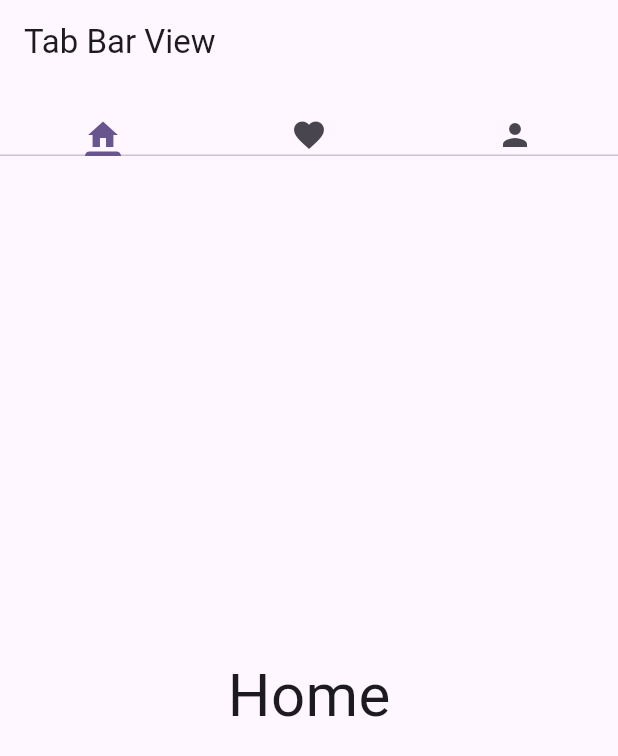
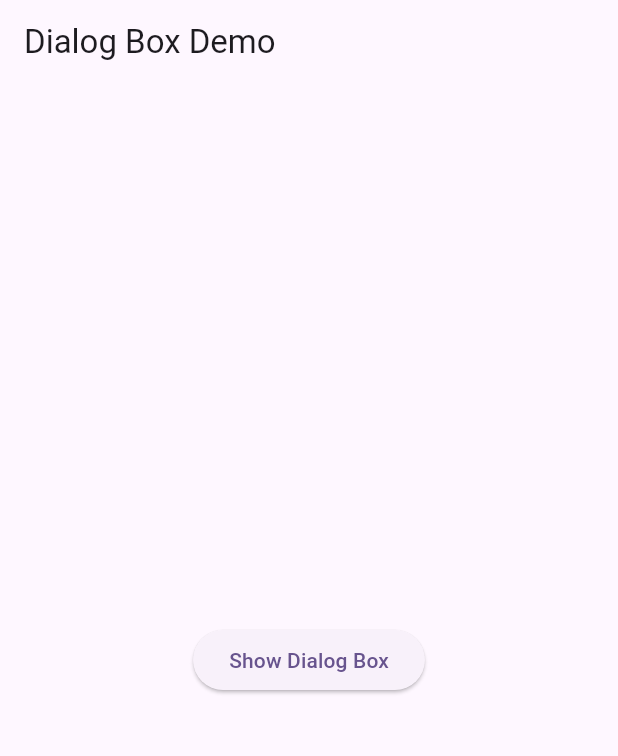
Before and after one commit to MuhammadAliKust/Danial-Project-V1, a Flutter app: the screen it shows after launch, on a phone screen of 412 x 824 dp. Shown: the top 756 px of the screen. Run offline on Flutter 3.47's test engine with Material 3 defaults, Android fonts, the phone set to English and light mode, and no system bars.

Commit message:
Dialog Box Done

```diff
--- /dev/null
+++ b/lib/dialog_box.dart
@@ -0,0 +1,34 @@
+import 'package:flutter/material.dart';
+
+class DialogBoxDemo extends StatelessWidget {
+  const DialogBoxDemo({super.key});
+
+  @override
+  Widget build(BuildContext context) {
+    return Scaffold(
+      appBar: AppBar(
+        title: Text("Dialog Box Demo"),
+      ),
+      body: Center(
+        child: ElevatedButton(
+            onPressed: () {
+              showDialog(
+                  barrierDismissible: false,
+                  context: context, builder: (context) {
+                return AlertDialog(
+                  title: Text("Message"),
+                  content: Text("Do you really want to delete this item?"),
+                  actions: [
+                    TextButton(onPressed: (){}, child: Text("Yes")),
+                    TextButton(onPressed: (){
+                      Navigator.pop(context);
+                    }, child: Text("No")),
+                  ],
+                );
+              });
+            },
+            child: Text("Show Dialog Box")),
+      ),
+    );
+  }
+}
--- a/lib/main.dart
+++ b/lib/main.dart
@@ -1,6 +1,8 @@
 import 'package:danial_project/bottom_bar.dart';
 import 'package:danial_project/tabbar.dart';
 import 'package:flutter/material.dart';
+
+import 'dialog_box.dart';
 
 void main() {
   runApp(const MyApp());
@@ -33,7 +35,7 @@ class MyApp extends StatelessWidget {
         colorScheme: ColorScheme.fromSeed(seedColor: Colors.deepPurple),
         useMaterial3: true,
       ),
-      home: TabbarViewDemo(),
+      home: DialogBoxDemo(),
     );
   }
 }
```
